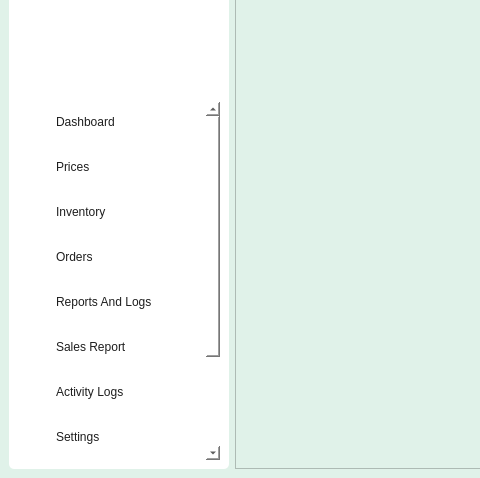
Old version of the form app/src/ui/main_window.ui in the repository Kazu0210/Inventory-System; both pictures show x 0 to 480 and y 122 to 600 of the 800 by 600 pixel window.
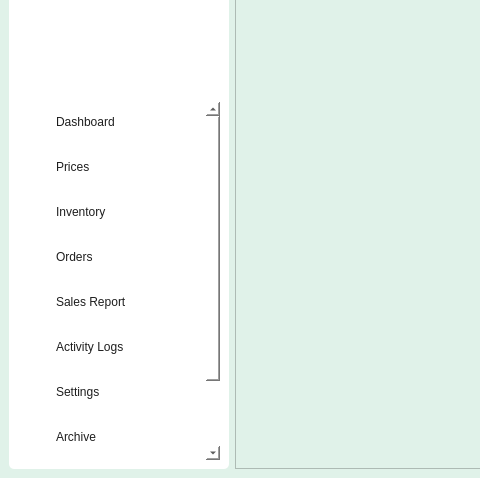
New version of the form. Icons and pictures are not drawn.

Patch:
```diff
--- a/app/src/ui/main_window.ui
+++ b/app/src/ui/main_window.ui
@@ -177,7 +177,7 @@
             <x>0</x>
             <y>0</y>
             <width>188</width>
-            <height>490</height>
+            <height>445</height>
            </rect>
           </property>
           <property name="sizePolicy">
@@ -668,98 +668,6 @@
                 </layout>
                </widget>
               </item>
-              <item>
-               <widget class="QFrame" name="frame_8">
-                <property name="minimumSize">
-                 <size>
-                  <width>0</width>
-                  <height>40</height>
-                 </size>
-                </property>
-                <property name="maximumSize">
-                 <size>
-                  <width>16777215</width>
-                  <height>40</height>
-                 </size>
-                </property>
-                <property name="frameShape">
-                 <enum>QFrame::StyledPanel</enum>
-                </property>
-                <property name="frameShadow">
-                 <enum>QFrame::Raised</enum>
-                </property>
-                <layout class="QHBoxLayout" name="horizontalLayout_6">
-                 <property name="spacing">
-                  <number>0</number>
-                 </property>
-                 <property name="leftMargin">
-                  <number>0</number>
-                 </property>
-                 <property name="topMargin">
-                  <number>0</number>
-                 </property>
-                 <property name="rightMargin">
-                  <number>0</number>
-                 </property>
-                 <property name="bottomMargin">
-                  <number>0</number>
-                 </property>
-                 <item alignment="Qt::AlignLeft">
-                  <widget class="QFrame" name="frame_21">
-                   <property name="frameShape">
-                    <enum>QFrame::StyledPanel</enum>
-                   </property>
-                   <property name="frameShadow">
-                    <enum>QFrame::Raised</enum>
-                   </property>
-                   <layout class="QHBoxLayout" name="horizontalLayout_19">
-                    <item>
-                     <widget class="QLabel" name="reports_logs_logo">
-                      <property name="minimumSize">
-                       <size>
-                        <width>20</width>
-                        <height>20</height>
-                       </size>
-                      </property>
-                      <property name="maximumSize">
-                       <size>
-                        <width>20</width>
-                        <height>20</height>
-                       </size>
-                      </property>
-                      <property name="text">
-                       <string/>
-                      </property>
-                      <property name="pixmap">
-                       <pixmap>../../../resources/icons/file.png</pixmap>
-                      </property>
-                      <property name="scaledContents">
-                       <bool>true</bool>
-                      </property>
-                     </widget>
-                    </item>
-                   </layout>
-                  </widget>
-                 </item>
-                 <item>
-                  <widget class="QPushButton" name="reportsLogs_pushButton">
-                   <property name="sizePolicy">
-                    <sizepolicy hsizetype="Expanding" vsizetype="Expanding">
-                     <horstretch>0</horstretch>
-                     <verstretch>0</verstretch>
-                    </sizepolicy>
-                   </property>
-                   <property name="cursor">
-                    <cursorShape>PointingHandCursor</cursorShape>
-                   </property>
-                   <property name="text">
-                    <string>Reports And Logs</string>
-                   </property>
-                  </widget>
-                 </item>
-                </layout>
-               </widget>
-              </item>
               <item>
                <widget class="QFrame" name="frame_9">
                 <property name="minimumSize">
```
